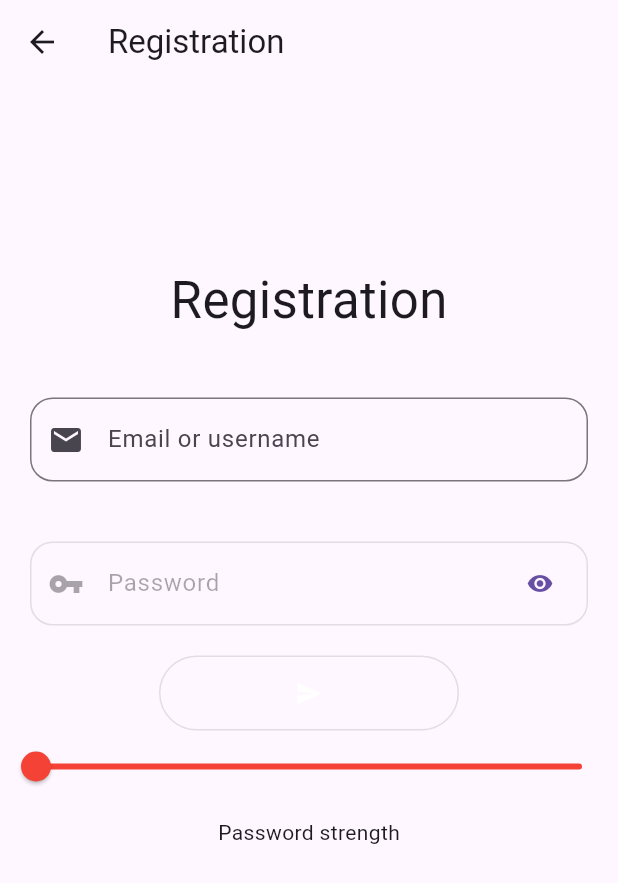
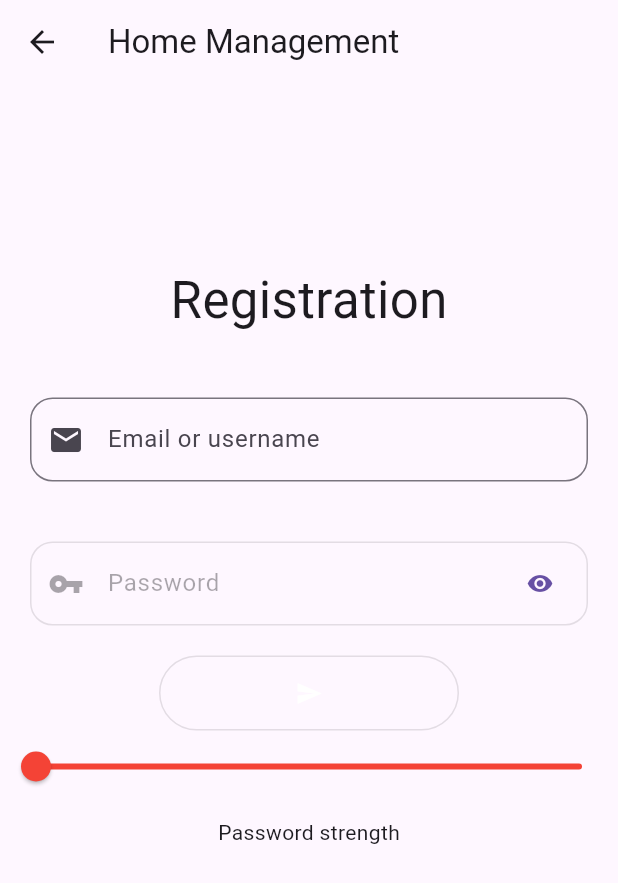
Before and after one commit to ramiro-di-rico/homemanagement_app, a Flutter app: the RegistrationDesktop screen opened directly, on a phone screen of 412 x 824 dp. Shown: the top 883 px of the screen. Run offline on Flutter 3.47's test engine with Material 3 defaults, Android fonts, the phone set to English and light mode, and no system bars; our stand-ins replace datetime_picker_formfield, fl_chart, flutter_slidable, flutter_speed_dial, get_it, grouped_list and 5 more; missing offline and left inert: encrypt, shared_preferences_web; accounts and stored records are empty.

Commit message:
Update desktop registration title

```diff
--- a/lib/views/authentication/registration-desktop.dart
+++ b/lib/views/authentication/registration-desktop.dart
@@ -26,7 +26,7 @@ class _RegistrationDesktopState extends State<RegistrationDesktop>
   Widget build(BuildContext context) {
     return Scaffold(
       appBar: AppBar(
-        title: Text('Registration'),
+        title: Text('Home Management'),
       ),
       body: SafeArea(
         child: Column(
```
